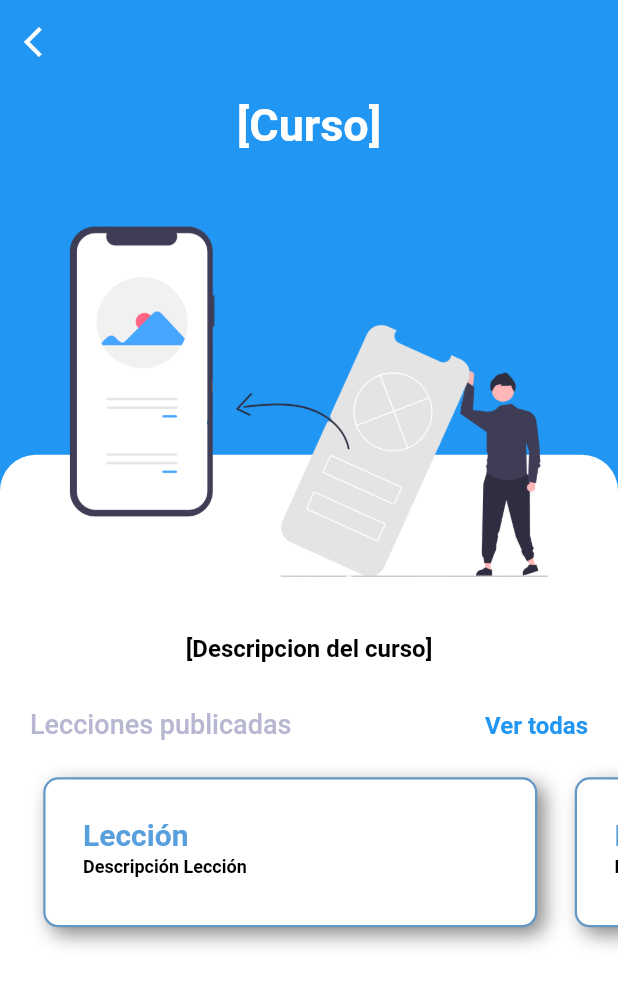
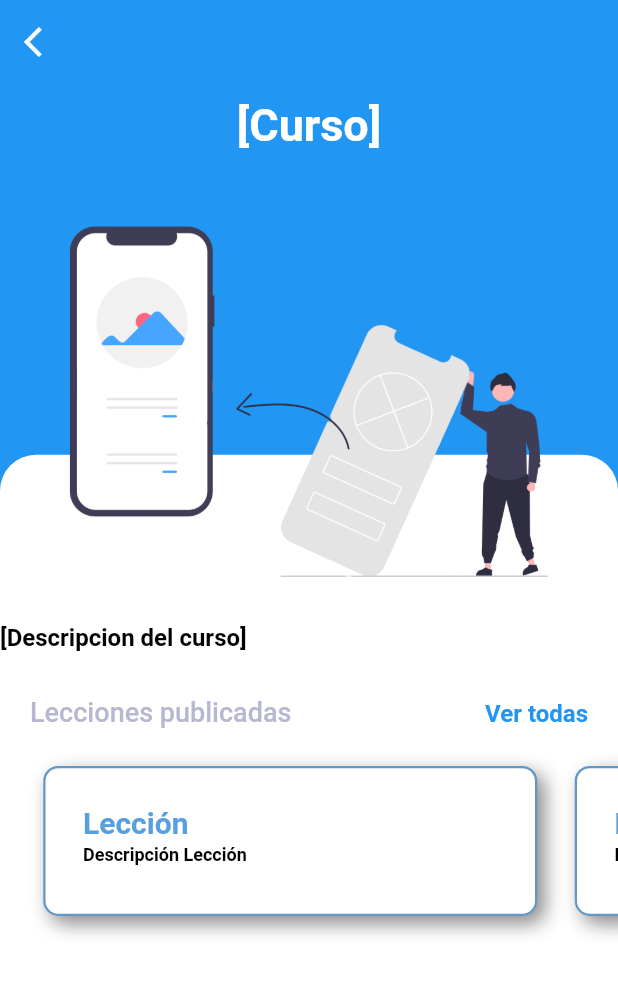
Before and after one commit to Exodus-Titan/Entrega-de-Flutter-Desarrollo, a Flutter app: the PantallaDetalleCurso screen opened directly, on a phone screen of 412 x 824 dp. Shown: the top 986 px of the screen. Run offline on Flutter 3.47's test engine with Material 2 defaults, Android fonts, the phone set to English and light mode, and no system bars; drawn by our look-alikes of carousel_slider; our stand-ins replace connectivity_plus, like_button, moor_flutter, shared_preferences; missing offline and left inert: dart:ffi; accounts and stored records are empty; network calls fail.

Commit message:
Cambio en la 2da vista

```diff
--- a/flutter_app_1/lib/pruebas_para_el_api/pantallas/pantalla_detalle_curso.dart
+++ b/flutter_app_1/lib/pruebas_para_el_api/pantallas/pantalla_detalle_curso.dart
@@ -44,7 +44,8 @@ PreferredSizeWidget? widgetAppBar(String tituloCurso, BuildContext context) {
   );
 }
 
-Widget body(String tituloCurso, String descripcionCurso, String profesor, BuildContext context) {
+Widget body(String tituloCurso, String descripcionCurso, String profesor,
+    BuildContext context) {
   Size size = MediaQuery.of(context).size;
   return SingleChildScrollView(
     child: Column(
@@ -65,19 +66,13 @@ Widget body(String tituloCurso, String descripcionCurso, String profesor, BuildC
                 ),
                 child: Column(
                   children: <Widget>[
-                    Padding(
+                    Container(
                       padding: const EdgeInsets.only(
                         top: 120,
                         left: 20,
                         right: 20,
                       ),
-                      child: Text(
-                        descripcionCurso,
-                        style: Theme.of(context).textTheme.subtitle1,
-                        textAlign: TextAlign.justify,
-                      ),
                     ),
-                    leccionCurso(context),
                   ],
                 ),
               ),
@@ -96,17 +91,16 @@ Widget body(String tituloCurso, String descripcionCurso, String profesor, BuildC
                       textAlign: TextAlign.center,
                       style: Theme.of(context).textTheme.subtitle2,
                     ),
-                    Row(
-                      children: <Widget>[
-                        const SizedBox(),
-                        Expanded(
-                          child: Image.asset(
-                            'assets/imgs/CursoSinFondo.png',
-                            fit: BoxFit.fitHeight,
-                          ),
-                        ),
-                      ],
+                    Image.asset(
+                      'assets/imgs/CursoSinFondo.png',
+                      fit: BoxFit.fitHeight,
                     ),
+                    Text(
+                      descripcionCurso,
+                      style: Theme.of(context).textTheme.subtitle1,
+                      textAlign: TextAlign.justify,
+                    ),
+                    leccionCurso(context),
                   ],
                 ),
               ),
```
